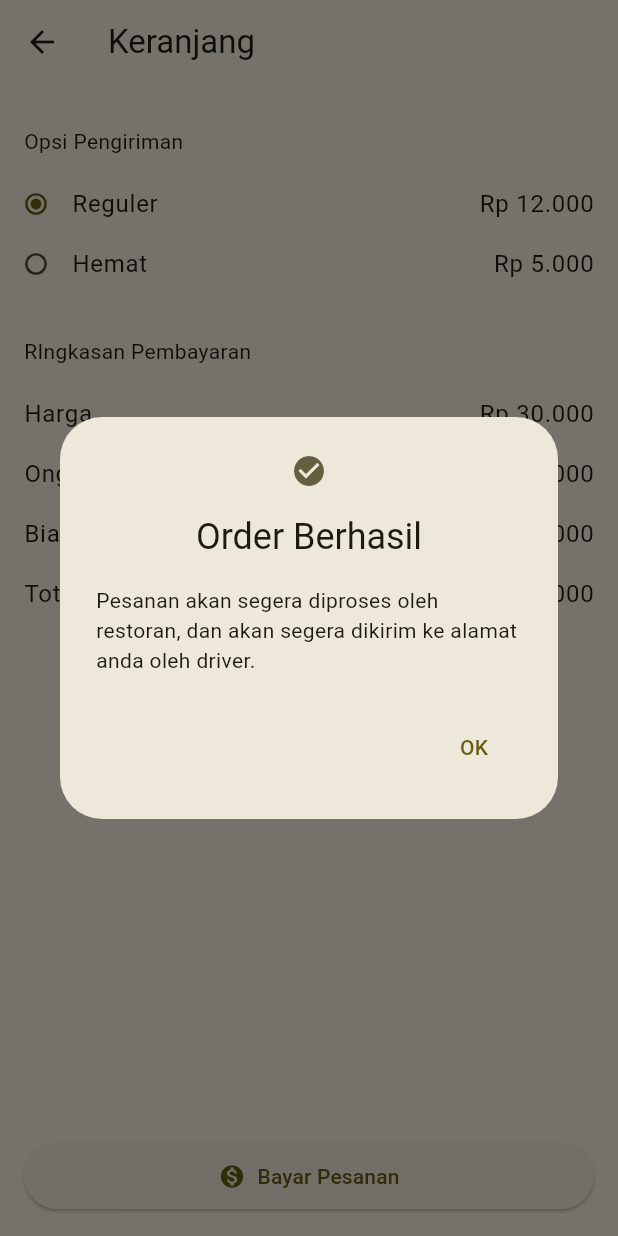
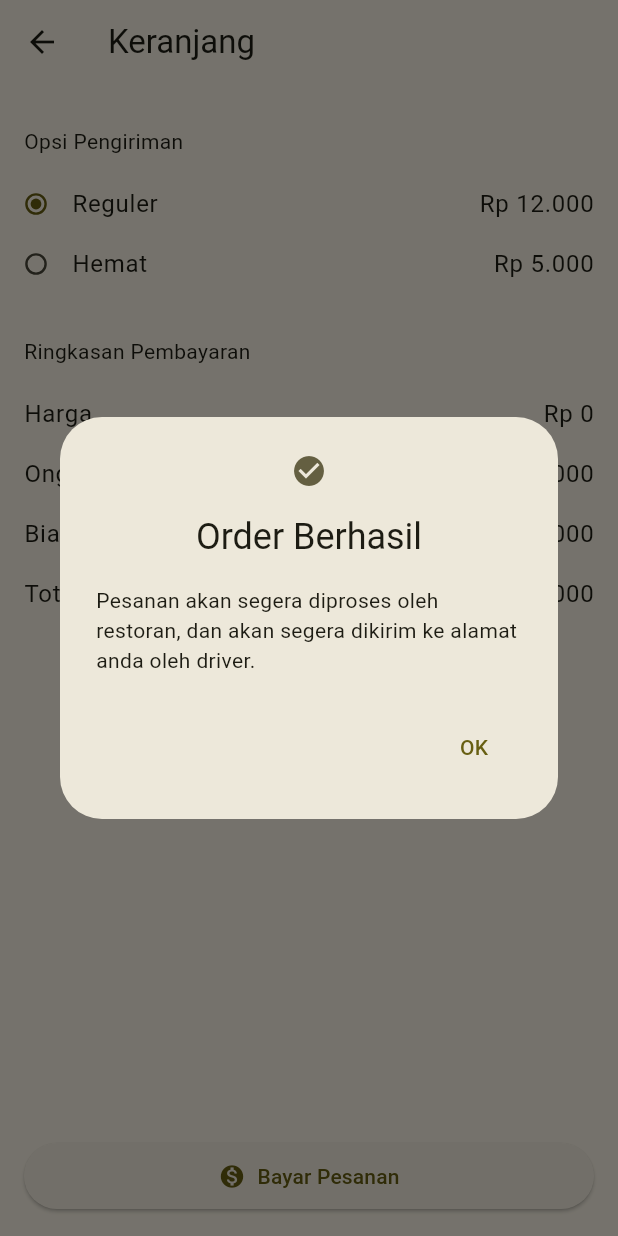
Before and after one commit to fityanrahman/resto-nusantara, a Flutter app: the CartPage screen opened directly with empty values, after a tap on "Bayar Pesanan", on a phone screen of 412 x 824 dp. Run offline on Flutter 3.47's test engine with Material 2 defaults, Android fonts, the phone set to English and light mode, and no system bars; network calls fail.

Commit message:
Done Cart Page Functions

```diff
--- a/lib/ui/cart_page.dart
+++ b/lib/ui/cart_page.dart
@@ -15,20 +15,17 @@ class CartPage extends StatefulWidget {
 }
 
 class _CartPageState extends State<CartPage> {
-  var menu = 0;
-  var fav = false;
-
-  // String? pengiriman;
-  bool? regular = true;
-
-  //tambahTransaksi
-  List<Order> transaksi = [];
-  var idSet = <String>{};
-  var distinct = <Order>[];
+  bool regular = true;
+  int harga = 0;
+  int ongkir = 12000;
+  int biayaLayanan = 4000;
+  int totalPesanan = 0;
 
   @override
   Widget build(BuildContext context) {
     final textTheme = Theme.of(context).textTheme;
+
+    hitungPesanan();
 
     return Scaffold(
       extendBody: true,
@@ -47,7 +44,12 @@ class _CartPageState extends State<CartPage> {
           ),
         ),
       ),
-      bottomNavigationBar: Padding(
+      bottomNavigationBar: _bayarPesanan(context),
+    );
+  }
+
+  Widget _bayarPesanan(BuildContext context) {
+    return Padding(
       padding: const EdgeInsets.all(16.0),
       child: ElevatedButton.icon(
         style: ElevatedButton.styleFrom(
@@ -61,7 +63,6 @@ class _CartPageState extends State<CartPage> {
         icon: const Icon(Icons.monetization_on),
         label: const Text('Bayar Pesanan'),
       ),
-      ),
     );
   }
 
@@ -71,7 +72,7 @@ class _CartPageState extends State<CartPage> {
       child: Column(
         crossAxisAlignment: CrossAxisAlignment.start,
         children: [
-          const Text('RIngkasan Pembayaran'),
+          const Text('Ringkasan Pembayaran'),
           const SizedBox(
             height: 12,
           ),
@@ -81,7 +82,7 @@ class _CartPageState extends State<CartPage> {
             minLeadingWidth: 0,
             title: const Text('Harga'),
             trailing: Text(
-              'Rp 30.000',
+              'Rp $harga',
               style: textTheme.bodyLarge,
             ),
           ),
@@ -91,7 +92,7 @@ class _CartPageState extends State<CartPage> {
             minLeadingWidth: 0,
             title: const Text('Ongkir'),
             trailing: Text(
-              'Rp 12.000',
+              'Rp $ongkir',
               style: textTheme.bodyLarge,
             ),
           ),
@@ -101,7 +102,7 @@ class _CartPageState extends State<CartPage> {
             minLeadingWidth: 0,
             title: const Text('Biaya Layanan'),
             trailing: Text(
-              'Rp 4.000',
+              'Rp $biayaLayanan',
               style: textTheme.bodyLarge,
             ),
           ),
@@ -111,7 +112,7 @@ class _CartPageState extends State<CartPage> {
             minLeadingWidth: 0,
             title: const Text('Total'),
             trailing: Text(
-              'Rp 46.000',
+              'Rp $totalPesanan',
               style: textTheme.bodyLarge,
             ),
           ),
@@ -144,7 +145,8 @@ class _CartPageState extends State<CartPage> {
                   groupValue: regular,
                   onChanged: (bool? value) {
                     setState(() {
-                      regular = value;
+                      regular = value!;
+                      ongkir = 12000;
                     });
                   },
                 ),
@@ -170,7 +172,8 @@ class _CartPageState extends State<CartPage> {
                   groupValue: regular,
                   onChanged: (bool? value) {
                     setState(() {
-                      regular = value;
+                      regular = value!;
+                      ongkir = 5000;
                     });
                   },
                 ),
@@ -215,11 +218,17 @@ class _CartPageState extends State<CartPage> {
       actions: [
         TextButton(
             onPressed: () {
-              Navigator.pushReplacement(
-                  context, MaterialPageRoute(builder: (context) => const HomePage()));
+              Navigator.pushReplacement(context,
+                  MaterialPageRoute(builder: (context) => const HomePage()));
             },
             child: const Text('OK')),
       ],
     );
   }
+
+  void hitungPesanan() {
+    harga = widget.orders.fold(0, (sum, item) => sum + item.price);
+
+    totalPesanan = harga + ongkir + biayaLayanan;
   }
+}
```
Lines whose indentation alone changed are shown as unchanged.
